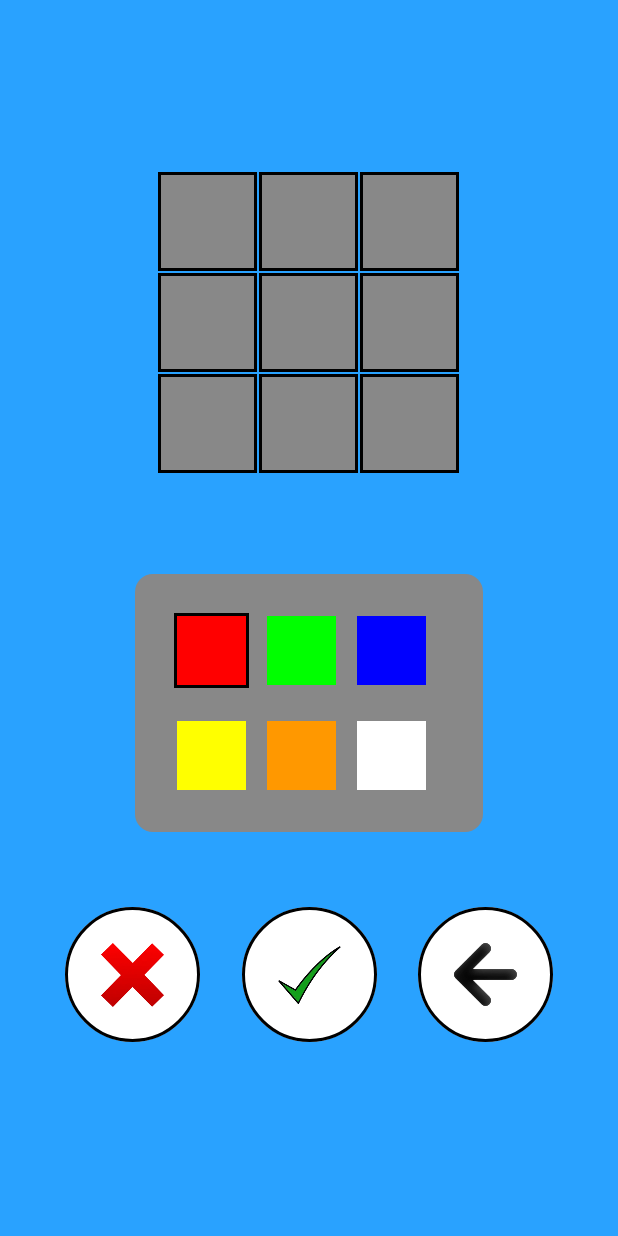
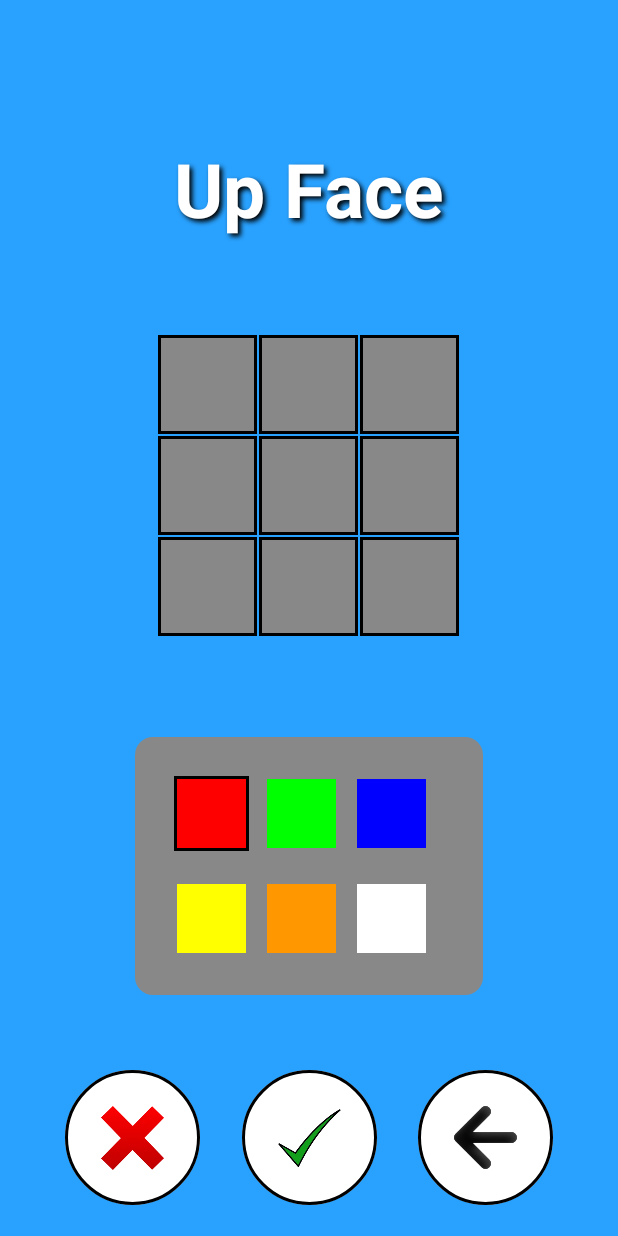
Before and after one commit to DevGiovanniLC/rubik-resolver, an Android app built with Jetpack Compose: the CheckSideActivity screen opened directly, with no data from a screen before it, on a phone screen of 412 x 824 dp. Run offline under Robolectric (Android 15) with nearby library versions, the phone set to English and light mode, and no system bars.

Commit message:
app-cycle: Comienzo de ciclo de la app

```diff
--- a/app/build.gradle.kts
+++ b/app/build.gradle.kts
@@ -56,7 +56,7 @@ android {
 }
 
 dependencies {
-    implementation (project(":opencv3"))
+    implementation (project(":opencv"))
     implementation (libs.androidx.camera.camera2)
     implementation (libs.androidx.camera.lifecycle)
     implementation (libs.androidx.camera.view)
--- a/app/src/main/java/com/ulpgc/rubikresolver/CheckSideActivity.kt
+++ b/app/src/main/java/com/ulpgc/rubikresolver/CheckSideActivity.kt
@@ -1,44 +1,64 @@
+@file:OptIn(ExperimentalMaterial3Api::class)
+
 package com.ulpgc.rubikresolver
 
 import android.annotation.SuppressLint
+import android.content.Intent
 import android.os.Bundle
 import androidx.activity.ComponentActivity
+import androidx.activity.compose.rememberLauncherForActivityResult
 import androidx.activity.compose.setContent
 import androidx.activity.enableEdgeToEdge
+import androidx.activity.result.contract.ActivityResultContracts
 import androidx.compose.foundation.layout.*
+import androidx.compose.material3.ExperimentalMaterial3Api
 import androidx.compose.material3.Surface
+import androidx.compose.material3.Text
 import androidx.compose.runtime.*
 import androidx.compose.runtime.Composable
 import androidx.compose.ui.Alignment
 import androidx.compose.ui.Modifier
+import androidx.compose.ui.geometry.Offset
 import androidx.compose.ui.graphics.Color
+import androidx.compose.ui.graphics.Shadow
 import androidx.compose.ui.platform.LocalConfiguration
-import androidx.compose.ui.tooling.preview.Preview
+import androidx.compose.ui.platform.LocalContext
+import androidx.compose.ui.text.TextStyle
+import androidx.compose.ui.text.font.FontWeight
 import androidx.compose.ui.unit.dp
+import androidx.compose.ui.unit.sp
 import com.ulpgc.rubikresolver.components.ColorPalette
 import com.ulpgc.rubikresolver.components.FaceButtonGroup
 import com.ulpgc.rubikresolver.components.IconButton
+import com.ulpgc.rubikresolver.model.RubikCube
+import com.ulpgc.rubikresolver.services.arrayOfCharColorToColor
+import com.ulpgc.rubikresolver.services.arrayOfColorToChar
+import com.ulpgc.rubikresolver.services.removeMutableState
+import com.ulpgc.rubikresolver.services.stringToMutableStateArray
 
 
 class CheckSideActivity : ComponentActivity() {
+
     @SuppressLint("UnusedMaterial3ScaffoldPaddingParameter")
     override fun onCreate(savedInstanceState: Bundle?) {
         super.onCreate(savedInstanceState)
+        var cubeState = intent.getIntExtra("cubeState", 0)
+        var cubeFace = intent.getStringExtra("cubeFace")
+        var faceString = stringToMutableStateArray(cubeFace)
+        var faceColor = arrayOfCharColorToColor(faceString)
+
         enableEdgeToEdge()
         setContent {
-            MainComponent()
+            MainComponent(faceColor, cubeState)
         }
     }
 
-    @Preview(showBackground = true)
+
+
     @Composable
-    fun MainComponent() {
+    fun MainComponent(array: Array<Array<MutableState<Color>>>, cubeState: Int = 0) {
         var selectedColor by remember { mutableStateOf(Color.Red) }
-        val faceColor = remember {
-            Array(3) {
-                Array(3) { mutableStateOf(Color.Gray) }
-            }
-        }
+        var faceColor = array
 
         //val screenWidth = LocalConfiguration.current.screenWidthDp.dp
         val screenHeight = LocalConfiguration.current.screenHeightDp.dp
@@ -47,10 +67,16 @@ class CheckSideActivity : ComponentActivity() {
             Column(
                 horizontalAlignment = Alignment.CenterHorizontally,
                 verticalArrangement = Arrangement.spacedBy(50.dp),
-                modifier = Modifier.padding(16.dp)
+                modifier = Modifier
+                    .padding(16.dp)
                     .fillMaxSize()
                     .padding(top = screenHeight * 0.1f)
             ) {
+
+
+
+                val context = LocalContext.current
+                FaceText(cubeState)
                 FaceButtonGroup(colorArray = faceColor, tileModifier = Modifier.size(screenHeight * 0.08f) ,selectedColor = selectedColor)
                 ColorPalette(onColorSelected = { color ->
                     selectedColor = color
@@ -60,11 +86,61 @@ class CheckSideActivity : ComponentActivity() {
                     modifier = Modifier.fillMaxWidth(),
                     horizontalArrangement = Arrangement.SpaceEvenly
                 ) {
-                    IconButton(R.drawable.x, 90.dp, onClick = {})
-                    IconButton(R.drawable.check, 90.dp, onClick = {})
-                    IconButton(R.drawable.left_arrow, 90.dp, onClick = {})
+                    IconButton(R.drawable.x, 90.dp, onClick = {
+                        RubikCube.RubikBuilder.reset()
+                        startActivity(
+                            Intent(context, MainActivity::class.java)
+                        )
+                    })
+                    IconButton(R.drawable.check, 90.dp, onClick = {
+                        RubikCube.RubikBuilder.setFace(cubeState, removeMutableState(arrayOfColorToChar(faceColor)))
+                        if (cubeState == RubikCube.Face.BACK.value) {
+                            startActivity(
+                                Intent(context, CheckCubeActivity::class.java)
+                            )
+                        }else{
+                            startActivity(
+                                Intent(context, CameraActivity::class.java)
+                                    .putExtra("cubeState", cubeState+1)
+                            )
+                        }
+                    })
+
+                    IconButton(R.drawable.left_arrow, 90.dp, onClick = {
+                        startActivity(
+                            Intent(context, CameraActivity::class.java)
+                                .putExtra("cubeState", cubeState)
+                        )
+                    })
                 }
             }
         }
     }
+
+    @Composable
+    fun FaceText(cubeState : Int){
+        var text = ""
+        when(cubeState){
+            0 -> text = "Up Face"
+            1 -> text = "Right Face"
+            2 -> text = "Front Face"
+            3 -> text = "Down Face"
+            4 -> text = "Left Face"
+            5 -> text = "Back Face"
+        }
+        Text(
+            text = text,
+            style = TextStyle(
+                fontSize = 50.sp,
+                fontWeight = FontWeight.Bold,
+                color = Color.White,
+                shadow = Shadow(
+                    color = Color.Black,
+                    offset = Offset(3f, 3f),
+                    blurRadius = 4f
+                ),
+                background = Color.Transparent
+            )
+        )
+    }
 }
--- a/app/src/main/java/com/ulpgc/rubikresolver/components/InteractivesComponents.kt
+++ b/app/src/main/java/com/ulpgc/rubikresolver/components/InteractivesComponents.kt
@@ -10,7 +10,6 @@ import androidx.compose.foundation.layout.Column
 import androidx.compose.foundation.layout.Row
 import androidx.compose.foundation.layout.Spacer
 import androidx.compose.foundation.layout.fillMaxSize
-import androidx.compose.foundation.layout.fillMaxWidth
 import androidx.compose.foundation.layout.height
 import androidx.compose.foundation.layout.padding
 import androidx.compose.foundation.layout.size
@@ -35,10 +34,8 @@ import androidx.compose.ui.res.painterResource
 import androidx.compose.ui.tooling.preview.Preview
 import androidx.compose.ui.unit.Dp
 import androidx.compose.ui.unit.dp
-import androidx.compose.ui.unit.sp
 import com.ulpgc.rubikresolver.R
-import com.ulpgc.rubikresolver.model.RubikCube
-import com.ulpgc.rubikresolver.services.arrayOfCharToColors
+import java.nio.file.WatchEvent
 
 @Preview
 @Composable
@@ -91,7 +88,7 @@ fun IconButton(image:Int = R.drawable.gear,  imageSize: Dp = 70.dp,onClick: () -
     val buttonShape = CircleShape
 
     Box(
-        modifier = Modifier
+        modifier = modifier
             .size(imageSize)
             .border(width = 2.dp, color = Color.Black, shape = buttonShape) // Aplica borde circular
     ) {
@@ -99,7 +96,7 @@ fun IconButton(image:Int = R.drawable.gear,  imageSize: Dp = 70.dp,onClick: () -
             onClick = onClick,
             colors = ButtonDefaults.buttonColors(containerColor = Color.White),
             shape = buttonShape,
-            modifier = modifier
+            modifier = Modifier
                 .fillMaxSize()
                 .padding(0.dp)
         ) {
--- a/app/src/main/java/com/ulpgc/rubikresolver/model/UncheckedRubikCube.kt
+++ b/app/src/main/java/com/ulpgc/rubikresolver/model/UncheckedRubikCube.kt
@@ -1,7 +1,6 @@
 package com.ulpgc.rubikresolver.model
 
 import com.ulpgc.rubikresolver.model.RubikCube.Face
-import kotlin.collections.get
 
 open class UncheckedRubikCube(private val cube: Array<Array<Array<Char>>>) {
 
--- a/settings.gradle.kts
+++ b/settings.gradle.kts
@@ -25,3 +25,4 @@ dependencyResolutionManagement {
 rootProject.name = "Rubik resolver"
 include(":app")
 include(":opencv3")
+include(":opencv")
```
Also changed, not shown: app/src/main/java/com/ulpgc/rubikresolver/CameraActivity.kt (+70 -26 lines), app/src/main/java/com/ulpgc/rubikresolver/CheckCubeActivity.kt (+16 -7 lines), app/src/main/java/com/ulpgc/rubikresolver/MainActivity.kt (+5 -6 lines), app/src/main/java/com/ulpgc/rubikresolver/components/CameraPreview.kt (+6 -1 lines), app/src/main/java/com/ulpgc/rubikresolver/model/RubikCube.kt (+13 -9 lines), app/src/main/java/com/ulpgc/rubikresolver/services/RubikSolver.kt (+62 -17 lines), app/src/main/res/drawable/camera.webp (added), 2 other files.
